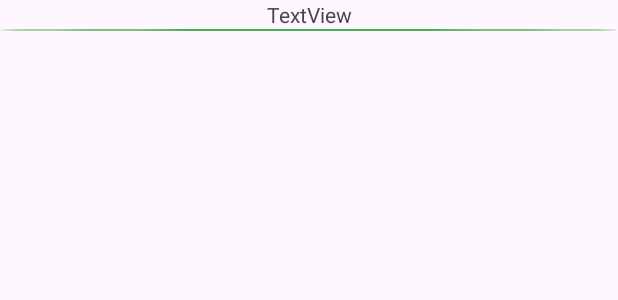
After one commit to naikajsevak/ExpenseTracker, an Android app: the layout row_accounts.xml on its own in the app's theme, with its tools: preview values and no code run, on a phone screen of 412 x 824 dp. The commit adds this screen. Shown: the top 300 px of the screen. Run offline under Robolectric (Android 15) with nearby library versions, the phone set to English and light mode, and no system bars; Roboto replaces fonts that are not available here.

Commit message:
Initial commit

```diff
--- a/app/src/main/java/com/example/expensetracker/views/activities/MainActivity.java
+++ b/app/src/main/java/com/example/expensetracker/views/activities/MainActivity.java
@@ -9,6 +9,7 @@ import androidx.appcompat.app.AppCompatActivity;
 
 import com.example.expensetracker.R;
 import com.example.expensetracker.databinding.ActivityMainBinding;
+import com.example.expensetracker.views.fragments.AddTransactionFragment;
 
 public class MainActivity extends AppCompatActivity {
     ActivityMainBinding binding;
@@ -20,8 +21,10 @@ public class MainActivity extends AppCompatActivity {
         setSupportActionBar(binding.toolbar);
         getSupportActionBar().setTitle("Transaction");
         binding.floatingActionButton.setOnClickListener(view -> {
+            AddTransactionFragment addTransactionFragment = new AddTransactionFragment();
+            addTransactionFragment.show(getSupportFragmentManager(), addTransactionFragment.getTag());
+        });
 
-        });
     }
 
     @Override
--- a/app/src/main/res/layout/activity_main.xml
+++ b/app/src/main/res/layout/activity_main.xml
@@ -6,7 +6,6 @@
     android:layout_height="match_parent"
     tools:context=".views.activities.MainActivity"
     tools:menu="@menu/bottom_menu">
-
     <androidx.recyclerview.widget.RecyclerView
         android:id="@+id/transactionList"
         android:layout_width="0dp"
--- a/app/src/main/res/layout/fragment_add_transaction.xml
+++ b/app/src/main/res/layout/fragment_add_transaction.xml
@@ -56,6 +56,7 @@
                     android:id="@+id/date"
                     android:layout_width="match_parent"
                     android:layout_height="wrap_content"
+                    android:enabled="true"
                     android:focusable="false"
                     android:hint="Select Date"
                     android:inputType="text" />
@@ -97,6 +98,7 @@
                     android:id="@+id/act"
                     android:layout_width="match_parent"
                     android:layout_height="wrap_content"
+                    android:focusable="false"
                     android:hint="Account" />
             </com.google.android.material.textfield.TextInputLayout>
 
--- /dev/null
+++ b/app/src/main/res/layout/row_accounts.xml
@@ -0,0 +1,27 @@
+<?xml version="1.0" encoding="utf-8"?>
+<androidx.constraintlayout.widget.ConstraintLayout xmlns:android="http://schemas.android.com/apk/res/android"
+    xmlns:app="http://schemas.android.com/apk/res-auto"
+    xmlns:tools="http://schemas.android.com/tools"
+    android:layout_width="match_parent"
+    android:layout_height="match_parent">
+
+    <TextView
+        android:id="@+id/account_name"
+        android:layout_width="match_parent"
+        android:layout_height="wrap_content"
+        android:gravity="center"
+        android:text="TextView"
+
+        app:layout_constraintEnd_toEndOf="parent"
+        app:layout_constraintStart_toStartOf="parent"
+        app:layout_constraintTop_toTopOf="parent" />
+
+    <View
+        android:id="@+id/view"
+        android:layout_width="wrap_content"
+        android:layout_height="1dp"
+        android:layout_marginTop="19dp"
+        android:background="@drawable/category_background"
+        app:layout_constraintStart_toStartOf="parent"
+        app:layout_constraintTop_toTopOf="@id/account_name" />
+</androidx.constraintlayout.widget.ConstraintLayout>
```
Also changed, not shown: app/src/main/java/com/example/expensetracker/adapters/AccountAdapter.java (added, +60 -0 lines), app/src/main/java/com/example/expensetracker/adapters/CategoryAdapter.java (+9 -1 lines), app/src/main/java/com/example/expensetracker/models/Accounts.java (added, +29 -0 lines), app/src/main/java/com/example/expensetracker/views/fragments/AddTransactionFragment.java (+33 -3 lines).
